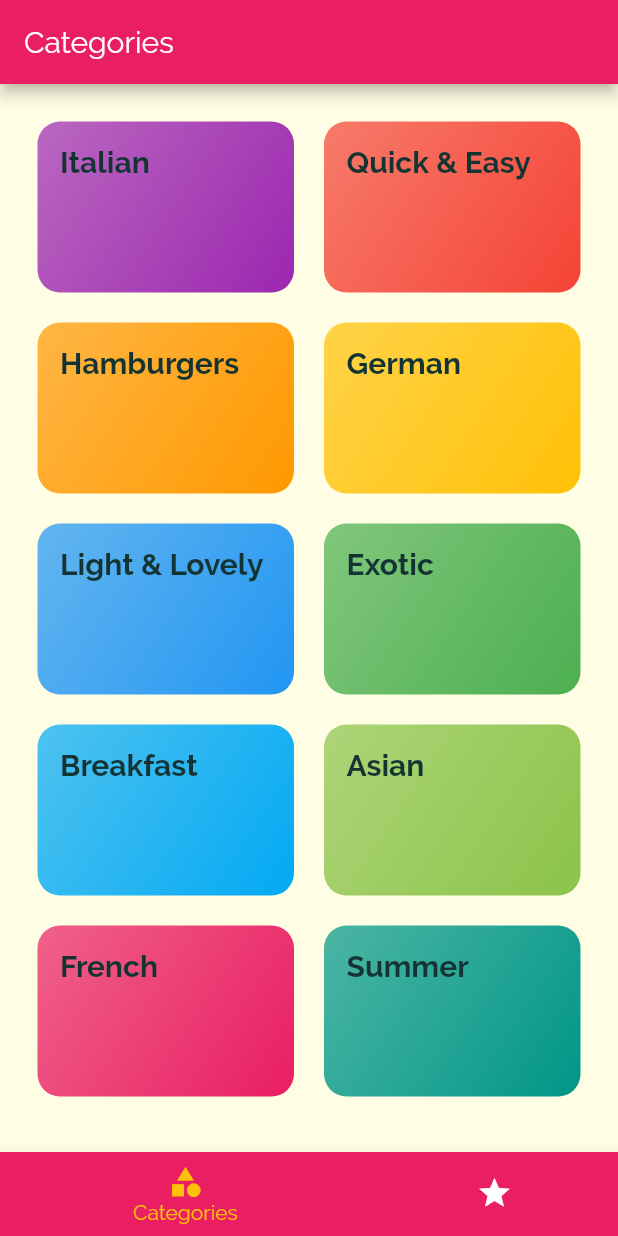
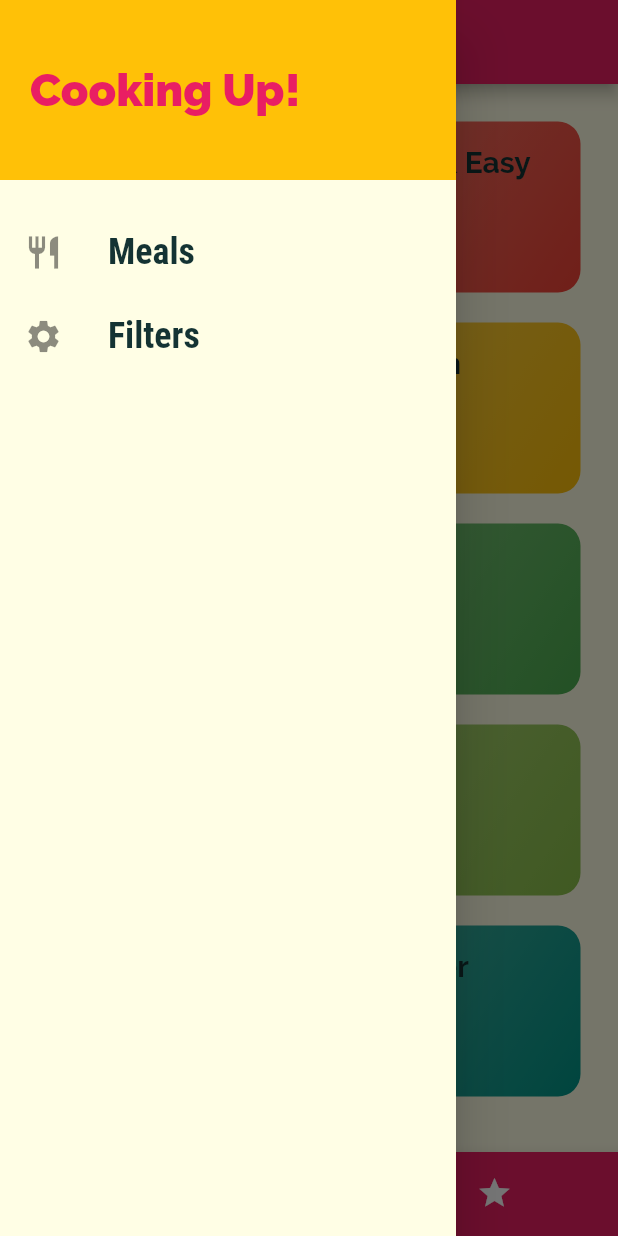
Before and after one commit to zubeirom/flutter_meals, a Flutter app: the screen it shows after launch, with the side drawer open (before the commit the screen has no drawer), on a phone screen of 412 x 824 dp. Run offline on Flutter 3.47's test engine with Material 2 defaults, Android fonts, the phone set to English and light mode, and no system bars.

Commit message:
add drawer

```diff
--- a/lib/main.dart
+++ b/lib/main.dart
@@ -1,7 +1,8 @@
 import 'package:flutter/material.dart';
-import 'package:flutter_meals/screens/meal_detail_screen.dart';
+import './screens/filters_screen.dart';
+import './screens/meal_detail_screen.dart';
 import 'screens/categories_screen.dart';
-import 'package:flutter_meals/screens/category_meals_screen.dart';
+import './screens/category_meals_screen.dart';
 
 import 'screens/tabs_screen.dart';
 
@@ -26,12 +27,16 @@ class MyApp extends StatelessWidget {
           headline1: TextStyle(
             fontSize: 20,
             fontWeight: FontWeight.bold,
-                  color: Color.fromRGBO(20, 51, 51, 1)))),
+            color: Color.fromRGBO(20, 51, 51, 1),
+          ),
+        ),
+      ),
       initialRoute: '/',
       routes: {
         '/': (ctx) => TabsScreen(),
         CategoryMealsScreen.routeName: (ctx) => CategoryMealsScreen(),
-        MealDetailScreen.routeName: (ctx) => MealDetailScreen()
+        MealDetailScreen.routeName: (ctx) => MealDetailScreen(),
+        FilterScreen.routeName: (ctx) => FilterScreen(),
       },
       // onGenerateRoute: (settings) {
       //   print(settings.arguments);
--- /dev/null
+++ b/lib/screens/filters_screen.dart
@@ -0,0 +1,12 @@
+import 'package:flutter/material.dart';
+
+class FilterScreen extends StatelessWidget {
+  static const routeName = '/filters';
+
+  @override
+  Widget build(BuildContext context) {
+    return Center(
+      child: Text('Filter!'),
+    );
+  }
+}
--- a/lib/screens/tabs_screen.dart
+++ b/lib/screens/tabs_screen.dart
@@ -1,4 +1,5 @@
 import 'package:flutter/material.dart';
+import 'package:flutter_meals/widgets/main_drawer.dart';
 import '../screens/favourites_screen.dart';
 import '../screens/categories_screen.dart';
 
@@ -25,6 +26,7 @@ class _TabsScreenState extends State<TabsScreen> {
   Widget build(BuildContext context) {
     return Scaffold(
       appBar: AppBar(title: Text(_pages[_selectedPageIndex]['title'])),
+      drawer: MainDrawer(),
       body: _pages[_selectedPageIndex]['page'],
       bottomNavigationBar: BottomNavigationBar(
         onTap: _selectPage,
--- a/lib/widgets/category_item.dart
+++ b/lib/widgets/category_item.dart
@@ -31,7 +31,9 @@ class CategoryItem extends StatelessWidget {
               colors: [color.withOpacity(0.7), color],
               begin: Alignment.topLeft,
               end: Alignment.bottomRight),
-              borderRadius: BorderRadius.circular(15))),
+          borderRadius: BorderRadius.circular(15),
+        ),
+      ),
     );
   }
 }
--- /dev/null
+++ b/lib/widgets/main_drawer.dart
@@ -0,0 +1,48 @@
+import 'package:flutter/material.dart';
+import '../screens/filters_screen.dart';
+
+class MainDrawer extends StatelessWidget {
+  Widget buildListTile(String title, IconData icon, Function handler) {
+    return ListTile(
+      leading: Icon(icon, size: 26),
+      title: Text(
+        title,
+        style: TextStyle(
+            fontFamily: 'RobotoCondensed',
+            fontSize: 24,
+            fontWeight: FontWeight.bold),
+      ),
+      onTap: handler,
+    );
+  }
+
+  @override
+  Widget build(BuildContext context) {
+    return Drawer(
+        child: Column(
+      children: [
+        Container(
+          height: 120,
+          width: double.infinity,
+          padding: EdgeInsets.all(20),
+          alignment: Alignment.centerLeft,
+          color: Theme.of(context).accentColor,
+          child: Text(
+            'Cooking Up!',
+            style: TextStyle(
+                fontWeight: FontWeight.w900,
+                fontSize: 30,
+                color: Theme.of(context).primaryColor),
+          ),
+        ),
+        SizedBox(height: 20),
+        buildListTile('Meals', Icons.restaurant, () {
+          Navigator.of(context).pushNamed('/');
+        }),
+        buildListTile('Filters', Icons.settings, () {
+          Navigator.of(context).pushNamed(FilterScreen.routeName);
+        })
+      ],
+    ));
+  }
+}
```
Lines whose indentation alone changed are shown as unchanged.
